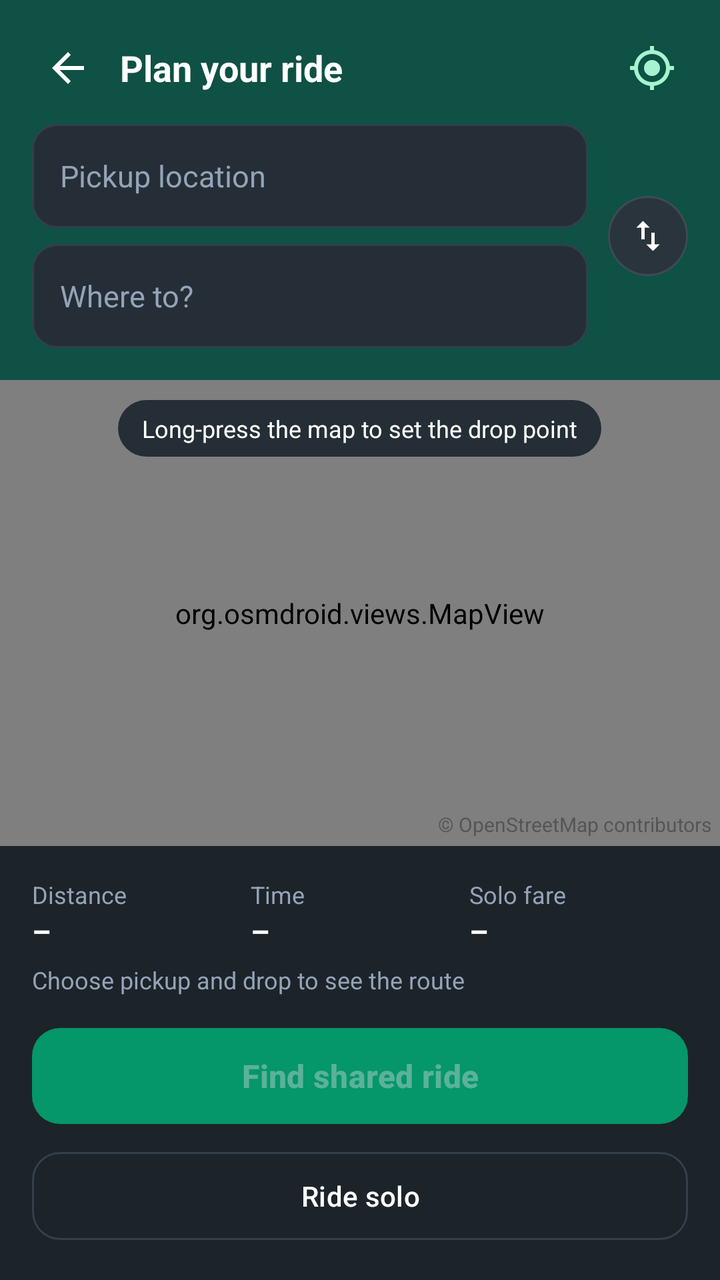
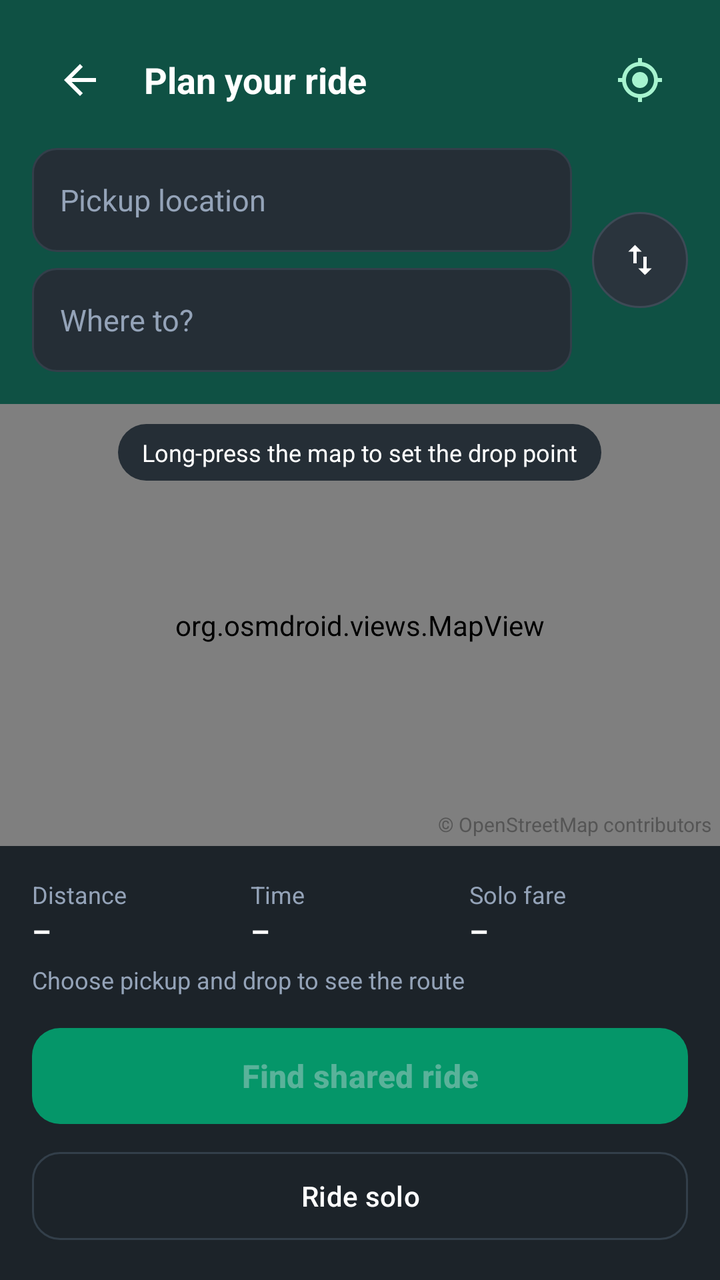

Two renders of the same Android screen: before a commit and after it. Below are the layout's source before the change and the commit's diff.
<!-- AndroidManifest.xml: application theme Theme.CabFusion -->
<!-- res/layout/activity_location_selection.xml -->
<?xml version="1.0" encoding="utf-8"?>
<LinearLayout xmlns:android="http://schemas.android.com/apk/res/android" xmlns:app="http://schemas.android.com/apk/res-auto"
    android:layout_width="match_parent" android:layout_height="match_parent" android:background="@color/dark_bg" android:orientation="vertical">
    <LinearLayout android:layout_width="match_parent" android:layout_height="wrap_content" android:background="@color/primary_emerald"
        android:orientation="vertical" android:padding="16dp">
        <LinearLayout android:layout_width="match_parent" android:layout_height="wrap_content" android:gravity="center_vertical">
            <ImageView android:id="@+id/btnBack" android:layout_width="36dp" android:layout_height="36dp" android:padding="6dp"
                android:src="@drawable/ic_back" android:contentDescription="Back"/>
            <TextView android:layout_width="0dp" android:layout_height="wrap_content" android:layout_weight="1" android:layout_marginStart="8dp"
                android:text="Plan your ride" android:textColor="@color/text_white" android:textSize="18sp" android:textStyle="bold"/>
            <ImageView android:id="@+id/btnMyLocation" android:layout_width="36dp" android:layout_height="36dp" android:padding="6dp"
                android:src="@drawable/ic_my_location" app:tint="@color/text_soft" android:contentDescription="Use my location"/>
        </LinearLayout>
        <LinearLayout android:layout_width="match_parent" android:layout_height="wrap_content" android:layout_marginTop="10dp" android:gravity="center_vertical">
            <LinearLayout android:layout_width="0dp" android:layout_height="wrap_content" android:layout_weight="1" android:orientation="vertical">
                <AutoCompleteTextView android:id="@+id/etPickup" style="@style/CF.Input" android:layout_width="match_parent" android:layout_height="wrap_content"
                    android:completionThreshold="2" android:hint="Pickup location" android:imeOptions="actionNext" android:inputType="text" android:dropDownHeight="wrap_content"/>
                <AutoCompleteTextView android:id="@+id/etDrop" style="@style/CF.Input" android:layout_width="match_parent" android:layout_height="wrap_content"
                    android:layout_marginTop="8dp" android:completionThreshold="2" android:hint="Where to?" android:imeOptions="actionDone" android:inputType="text"/>
            </LinearLayout>
            <FrameLayout android:id="@+id/btnSwap" android:layout_width="40dp" android:layout_height="40dp" android:layout_marginStart="10dp"
                android:background="@drawable/bg_swap_button">
                <ImageView android:layout_width="20dp" android:layout_height="20dp" android:layout_gravity="center" android:src="@drawable/ic_swap" android:contentDescription="Swap"/>
            </FrameLayout>
        </LinearLayout>
    </LinearLayout>

    <FrameLayout android:layout_width="match_parent" android:layout_height="0dp" android:layout_weight="1">
        <org.osmdroid.views.MapView android:id="@+id/map" android:layout_width="match_parent" android:layout_height="match_parent"/>
        <TextView android:id="@+id/tvMapHint" android:layout_width="wrap_content" android:layout_height="wrap_content"
            android:layout_gravity="top|center_horizontal" android:layout_marginTop="10dp" android:background="@drawable/bg_chip"
            android:paddingHorizontal="12dp" android:paddingVertical="6dp" android:text="Long-press the map to set the drop point"
            android:textColor="@color/text_white" android:textSize="12sp"/>
        <TextView android:layout_width="wrap_content" android:layout_height="wrap_content" android:layout_gravity="bottom|end"
            android:padding="4dp" android:text="© OpenStreetMap contributors" android:textColor="#555555" android:textSize="10sp"/>
    </FrameLayout>

    <LinearLayout android:id="@+id/panelTrip" android:layout_width="match_parent" android:layout_height="wrap_content"
        android:background="@color/dark_card" android:orientation="vertical" android:padding="16dp">
        <LinearLayout android:layout_width="match_parent" android:layout_height="wrap_content" android:baselineAligned="false">
            <LinearLayout android:layout_width="0dp" android:layout_height="wrap_content" android:layout_weight="1" android:orientation="vertical">
                <TextView style="@style/CF.Label" android:layout_width="wrap_content" android:layout_height="wrap_content" android:text="Distance"/>
                <TextView android:id="@+id/tvDistance" style="@style/CF.Body" android:layout_width="wrap_content" android:layout_height="wrap_content" android:text="–" android:textStyle="bold"/>
            </LinearLayout>
            <LinearLayout android:layout_width="0dp" android:layout_height="wrap_content" android:layout_weight="1" android:orientation="vertical">
                <TextView style="@style/CF.Label" android:layout_width="wrap_content" android:layout_height="wrap_content" android:text="Time"/>
                <TextView android:id="@+id/tvDuration" style="@style/CF.Body" android:layout_width="wrap_content" android:layout_height="wrap_content" android:text="–" android:textStyle="bold"/>
            </LinearLayout>
            <LinearLayout android:layout_width="0dp" android:layout_height="wrap_content" android:layout_weight="1" android:orientation="vertical">
                <TextView style="@style/CF.Label" android:layout_width="wrap_content" android:layout_height="wrap_content" android:text="Solo fare"/>
                <TextView android:id="@+id/tvFare" style="@style/CF.Body" android:layout_width="wrap_content" android:layout_height="wrap_content" android:text="–" android:textStyle="bold"/>
            </LinearLayout>
        </LinearLayout>
        <TextView android:id="@+id/tvRouteSource" style="@style/CF.Label" android:layout_width="wrap_content" android:layout_height="wrap_content"
            android:layout_marginTop="6dp" android:text="Choose pickup and drop to see the route"/>
        <com.google.android.material.button.MaterialButton android:id="@+id/btnShared" style="@style/CF.Button" android:layout_width="match_parent"
            android:layout_height="wrap_content" android:layout_marginTop="12dp" android:enabled="false" android:text="Find shared ride"/>
        <com.google.android.material.button.MaterialButton android:id="@+id/btnSolo" style="@style/CF.Button.Outline" android:layout_width="match_parent"
            android:layout_height="wrap_content" android:layout_marginTop="6dp" android:enabled="false" android:text="Ride solo"/>
    </LinearLayout>
</LinearLayout>
<!-- resources referenced by this layout -->
<resources>
  <color name="dark_bg">#12161A</color>
  <color name="dark_card">#1C2329</color>
  <color name="primary_emerald">#0F5144</color>
  <color name="text_soft">#A7F3D0</color>
  <color name="text_white">#FFFFFF</color>
  <!-- drawable bg_chip (drawable) -->
  <?xml version="1.0" encoding="utf-8"?>
  <shape xmlns:android="http://schemas.android.com/apk/res/android">
      <solid android:color="@color/dark_input"/>
      <corners android:radius="999dp"/>
  </shape>
  <!-- drawable bg_swap_button (drawable) -->
  <?xml version="1.0" encoding="utf-8"?>
  <shape xmlns:android="http://schemas.android.com/apk/res/android" android:shape="oval">
      <solid android:color="#2a343d"/>
      <stroke
          android:width="1dp"
          android:color="#3d4a56"/>
  </shape>
  <!-- drawable ic_back (drawable) -->
  <?xml version="1.0" encoding="utf-8"?>
  <vector xmlns:android="http://schemas.android.com/apk/res/android" android:width="24dp" android:height="24dp"
      android:viewportWidth="24" android:viewportHeight="24" android:tint="#FFFFFF">
      <path android:fillColor="#FFFFFFFF" android:pathData="M20,11H7.83l5.59,-5.59L12,4l-8,8 8,8 1.41,-1.41L7.83,13H20v-2z"/>
  </vector>
  <!-- drawable ic_swap (drawable) -->
  <?xml version="1.0" encoding="utf-8"?>
  <vector xmlns:android="http://schemas.android.com/apk/res/android" android:width="24dp" android:height="24dp"
      android:viewportWidth="24" android:viewportHeight="24" android:tint="#FFFFFF">
      <path android:fillColor="#FFFFFFFF" android:pathData="M16,17.01V10h-2v7.01h-3L15,21l4,-3.99h-3zM9,3L5,6.99h3V14h2V6.99h3L9,3z"/>
  </vector>
  <style name="CF.Body" parent="">
          <item name="android:textColor">@color/text_white</item>
          <item name="android:textSize">15sp</item>
      </style>
  <style name="CF.Button" parent="Widget.Material3.Button">
          <item name="android:minHeight">56dp</item>
          <item name="android:textSize">16sp</item>
          <item name="android:textStyle">bold</item>
          <item name="backgroundTint">@color/accent_teal</item>
          <item name="cornerRadius">14dp</item>
      </style>
  <style name="CF.Button.Outline" parent="Widget.Material3.Button.OutlinedButton">
          <item name="android:minHeight">52dp</item>
          <item name="android:textColor">@color/text_white</item>
          <item name="strokeColor">@color/dark_border</item>
          <item name="cornerRadius">14dp</item>
      </style>
  <style name="CF.Input" parent="">
          <item name="android:background">@drawable/bg_dark_input</item>
          <item name="android:textColor">@color/text_white</item>
          <item name="android:textColorHint">@color/text_muted</item>
          <item name="android:textSize">15sp</item>
          <item name="android:padding">14dp</item>
          <item name="android:minHeight">52dp</item>
      </style>
  <style name="CF.Label" parent="">
          <item name="android:textColor">@color/text_muted</item>
          <item name="android:textSize">12sp</item>
      </style>
  <color name="dark_input">#252E36</color>
  <color name="accent_teal">#059669</color>
  <color name="dark_border">#333F4A</color>
  <!-- drawable bg_dark_input (drawable) -->
  <?xml version="1.0" encoding="utf-8"?>
  <shape xmlns:android="http://schemas.android.com/apk/res/android">
      <solid android:color="@color/dark_input"/>
      <corners android:radius="12dp"/>
      <stroke
          android:width="1dp"
          android:color="@color/dark_border"/>
  </shape>
  <color name="text_muted">#94A3B8</color>
  <color name="accent_teal_bright">#10B981</color>
  <!-- unchanged entries left out for length: 2 -->
</resources>

<!-- the commit's change to res/layout/activity_location_selection.xml (unified diff, before → after) -->
@@ -4,11 +4,11 @@
     <LinearLayout android:layout_width="match_parent" android:layout_height="wrap_content" android:background="@color/primary_emerald"
         android:orientation="vertical" android:padding="16dp">
         <LinearLayout android:layout_width="match_parent" android:layout_height="wrap_content" android:gravity="center_vertical">
-            <ImageView android:id="@+id/btnBack" android:layout_width="36dp" android:layout_height="36dp" android:padding="6dp"
+            <ImageView android:id="@+id/btnBack" android:layout_width="48dp" android:layout_height="48dp" android:padding="12dp"
                 android:src="@drawable/ic_back" android:contentDescription="Back"/>
             <TextView android:layout_width="0dp" android:layout_height="wrap_content" android:layout_weight="1" android:layout_marginStart="8dp"
                 android:text="Plan your ride" android:textColor="@color/text_white" android:textSize="18sp" android:textStyle="bold"/>
-            <ImageView android:id="@+id/btnMyLocation" android:layout_width="36dp" android:layout_height="36dp" android:padding="6dp"
+            <ImageView android:id="@+id/btnMyLocation" android:layout_width="48dp" android:layout_height="48dp" android:padding="12dp"
                 android:src="@drawable/ic_my_location" app:tint="@color/text_soft" android:contentDescription="Use my location"/>
         </LinearLayout>
         <LinearLayout android:layout_width="match_parent" android:layout_height="wrap_content" android:layout_marginTop="10dp" android:gravity="center_vertical">
@@ -18,7 +18,7 @@
                 <AutoCompleteTextView android:id="@+id/etDrop" style="@style/CF.Input" android:layout_width="match_parent" android:layout_height="wrap_content"
                     android:layout_marginTop="8dp" android:completionThreshold="2" android:hint="Where to?" android:imeOptions="actionDone" android:inputType="text"/>
             </LinearLayout>
-            <FrameLayout android:id="@+id/btnSwap" android:layout_width="40dp" android:layout_height="40dp" android:layout_marginStart="10dp"
+            <FrameLayout android:id="@+id/btnSwap" android:layout_width="48dp" android:layout_height="48dp" android:layout_marginStart="10dp"
                 android:background="@drawable/bg_swap_button">
                 <ImageView android:layout_width="20dp" android:layout_height="20dp" android:layout_gravity="center" android:src="@drawable/ic_swap" android:contentDescription="Swap"/>
             </FrameLayout>
